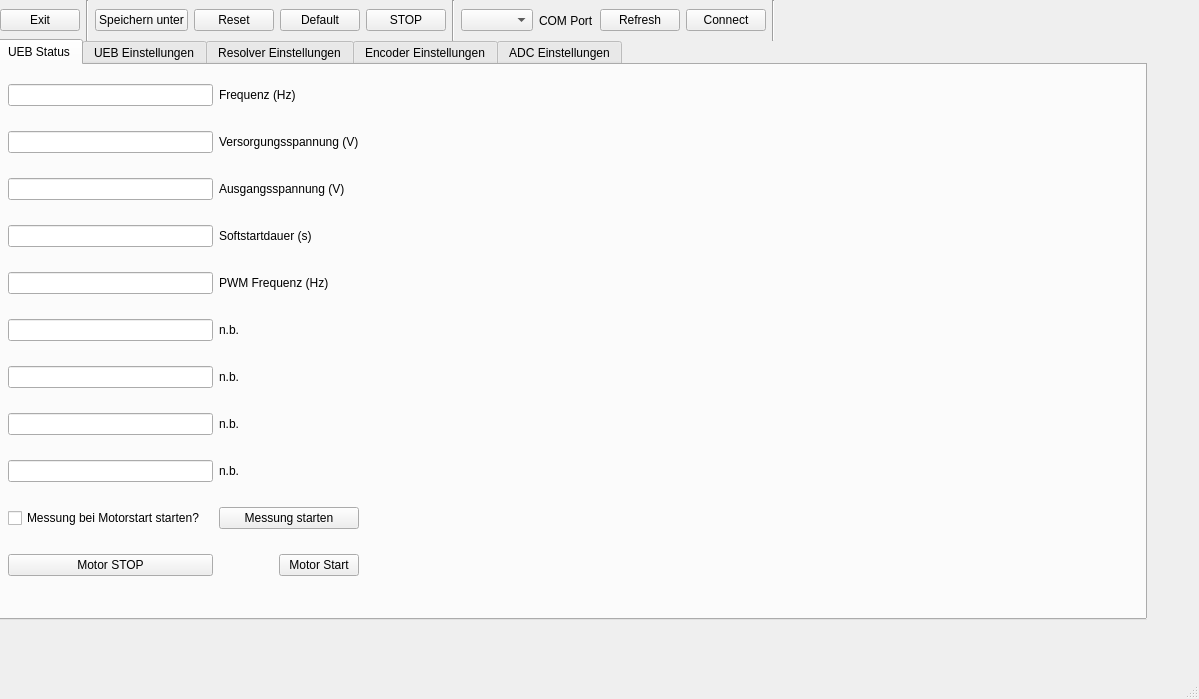
The window that ui_mainwindow.ui (D0kRay/UEB_GUI_PyQt) describes before a commit, drawn with Qt 5.
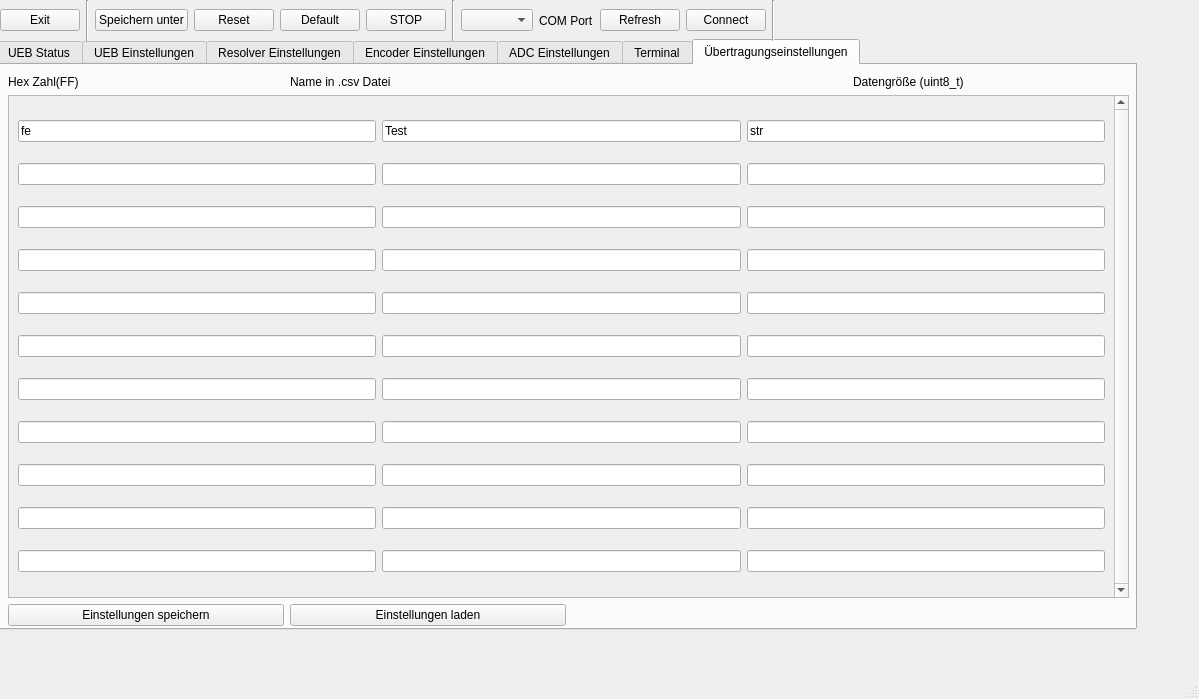
The same window after the commit. Custom widgets are drawn as their Qt base class.

The edit to the form file:
```diff
--- a/ui_mainwindow.ui
+++ b/ui_mainwindow.ui
@@ -19,12 +19,12 @@
      <rect>
       <x>-4</x>
       <y>39</y>
-      <width>1151</width>
-      <height>581</height>
+      <width>1141</width>
+      <height>591</height>
      </rect>
     </property>
     <property name="currentIndex">
-     <number>0</number>
+     <number>6</number>
     </property>
     <widget class="QWidget" name="tab">
      <attribute name="title">
@@ -1349,6 +1349,263 @@
       </layout>
      </widget>
     </widget>
+    <widget class="QWidget" name="terminal">
+     <attribute name="title">
+      <string>Terminal</string>
+     </attribute>
+     <widget class="QWidget" name="verticalLayoutWidget">
+      <property name="geometry">
+       <rect>
+        <x>0</x>
+        <y>0</y>
+        <width>1141</width>
+        <height>551</height>
+       </rect>
+      </property>
+      <layout class="QVBoxLayout" name="verticalLayout">
+       <item>
+        <widget class="QScrollArea" name="terminal_scrollArea">
+         <property name="verticalScrollBarPolicy">
+          <enum>Qt::ScrollBarAlwaysOn</enum>
+         </property>
+         <property name="horizontalScrollBarPolicy">
+          <enum>Qt::ScrollBarAsNeeded</enum>
+         </property>
+         <property name="widgetResizable">
+          <bool>true</bool>
+         </property>
+         <widget class="QWidget" name="scrollAreaWidgetContents">
+          <property name="geometry">
+           <rect>
+            <x>0</x>
+            <y>0</y>
+            <width>1120</width>
+            <height>520</height>
+           </rect>
+          </property>
+          <widget class="QLabel" name="terminal_textlabel">
+           <property name="geometry">
+            <rect>
+             <x>0</x>
+             <y>0</y>
+             <width>1131</width>
+             <height>511</height>
+            </rect>
+           </property>
+           <property name="text">
+            <string>TextLabel</string>
+           </property>
+          </widget>
+         </widget>
+        </widget>
+       </item>
+       <item>
+        <widget class="QLineEdit" name="terminal_userline"/>
+       </item>
+      </layout>
+     </widget>
+    </widget>
+    <widget class="QWidget" name="transmissionControl">
+     <attribute name="title">
+      <string>Übertragungseinstellungen</string>
+     </attribute>
+     <widget class="QWidget" name="gridLayoutWidget_9">
+      <property name="geometry">
+       <rect>
+        <x>0</x>
+        <y>10</y>
+        <width>1131</width>
+        <height>551</height>
+       </rect>
+      </property>
+      <layout class="QGridLayout" name="gridLayout_9">
+       <property name="leftMargin">
+        <number>10</number>
+       </property>
+       <item row="2" column="1">
+        <widget class="QPushButton" name="loadTransmissionparameter_pushButton">
+         <property name="text">
+          <string>Einstellungen laden</string>
+         </property>
+        </widget>
+       </item>
+       <item row="0" column="1" colspan="2">
+        <widget class="QLabel" name="label_55">
+         <property name="text">
+          <string>Name in .csv Datei</string>
+         </property>
+        </widget>
+       </item>
+       <item row="2" column="0">
+        <widget class="QPushButton" name="saveTransmissionparameter_pushButton">
+         <property name="text">
+          <string>Einstellungen speichern</string>
+         </property>
+        </widget>
+       </item>
+       <item row="2" column="2" colspan="2">
+        <spacer name="horizontalSpacer_2">
+         <property name="orientation">
+          <enum>Qt::Horizontal</enum>
+         </property>
+         <property name="sizeHint" stdset="0">
+          <size>
+           <width>40</width>
+           <height>20</height>
+          </size>
+         </property>
+        </spacer>
+       </item>
+       <item row="0" column="0">
+        <widget class="QLabel" name="label_29">
+         <property name="text">
+          <string>Hex Zahl(FF)                            </string>
+         </property>
+        </widget>
+       </item>
+       <item row="0" column="3">
+        <widget class="QLabel" name="label_56">
+         <property name="text">
+          <string>Datengröße (uint8_t)</string>
+         </property>
+        </widget>
+       </item>
+       <item row="1" column="0" colspan="4">
+        <widget class="QScrollArea" name="scrollArea">
+         <property name="verticalScrollBarPolicy">
+          <enum>Qt::ScrollBarAlwaysOn</enum>
+         </property>
+         <property name="widgetResizable">
+          <bool>true</bool>
+         </property>
+         <widget class="QWidget" name="scrollAreaWidgetContents_2">
+          <property name="geometry">
+           <rect>
+            <x>0</x>
+            <y>0</y>
+            <width>1101</width>
+            <height>495</height>
+           </rect>
+          </property>
+          <layout class="QGridLayout" name="gridLayout_10">
+           <item row="1" column="1">
+            <widget class="QLineEdit" name="csv0">
+             <property name="text">
+              <string>Test</string>
+             </property>
+            </widget>
+           </item>
+           <item row="11" column="1">
+            <widget class="QLineEdit" name="csv10"/>
+           </item>
+           <item row="9" column="0">
+            <widget class="QLineEdit" name="hex8"/>
+           </item>
+           <item row="2" column="1">
+            <widget class="QLineEdit" name="csv1"/>
+           </item>
+           <item row="4" column="1">
+            <widget class="QLineEdit" name="csv3"/>
+           </item>
+           <item row="5" column="1">
+            <widget class="QLineEdit" name="csv4"/>
+           </item>
+           <item row="7" column="1">
+            <widget class="QLineEdit" name="csv6"/>
+           </item>
+           <item row="4" column="0">
+            <widget class="QLineEdit" name="hex3"/>
+           </item>
+           <item row="8" column="0">
+            <widget class="QLineEdit" name="hex7"/>
+           </item>
+           <item row="10" column="0">
+            <widget class="QLineEdit" name="hex9"/>
+           </item>
+           <item row="3" column="0">
+            <widget class="QLineEdit" name="hex2"/>
+           </item>
+           <item row="3" column="1">
+            <widget class="QLineEdit" name="csv2"/>
+           </item>
+           <item row="9" column="1">
+            <widget class="QLineEdit" name="csv8"/>
+           </item>
+           <item row="2" column="0">
+            <widget class="QLineEdit" name="hex1"/>
+           </item>
+           <item row="10" column="1">
+            <widget class="QLineEdit" name="csv9"/>
+           </item>
+           <item row="11" column="0">
+            <widget class="QLineEdit" name="hex10"/>
+           </item>
+           <item row="6" column="1">
+            <widget class="QLineEdit" name="csv5"/>
+           </item>
+           <item row="7" column="0">
+            <widget class="QLineEdit" name="hex6"/>
+           </item>
+           <item row="6" column="0">
+            <widget class="QLineEdit" name="hex5"/>
+           </item>
+           <item row="8" column="1">
+            <widget class="QLineEdit" name="csv7"/>
+           </item>
+           <item row="5" column="0">
+            <widget class="QLineEdit" name="hex4"/>
+           </item>
+           <item row="1" column="0">
+            <widget class="QLineEdit" name="hex0">
+             <property name="text">
+              <string>fe</string>
+             </property>
+            </widget>
+           </item>
+           <item row="1" column="2">
+            <widget class="QLineEdit" name="dataformat0">
+             <property name="text">
+              <string>str</string>
+             </property>
+            </widget>
+           </item>
+           <item row="2" column="2">
+            <widget class="QLineEdit" name="dataformat1"/>
+           </item>
+           <item row="3" column="2">
+            <widget class="QLineEdit" name="dataformat2"/>
+           </item>
+           <item row="4" column="2">
+            <widget class="QLineEdit" name="dataformat3"/>
+           </item>
+           <item row="5" column="2">
+            <widget class="QLineEdit" name="dataformat4"/>
+           </item>
+           <item row="6" column="2">
+            <widget class="QLineEdit" name="dataformat5"/>
+           </item>
+           <item row="7" column="2">
+            <widget class="QLineEdit" name="dataformat6"/>
+           </item>
+           <item row="8" column="2">
+            <widget class="QLineEdit" name="dataformat7"/>
+           </item>
+           <item row="9" column="2">
+            <widget class="QLineEdit" name="dataformat8"/>
+           </item>
+           <item row="10" column="2">
+            <widget class="QLineEdit" name="dataformat9"/>
+           </item>
+           <item row="11" column="2">
+            <widget class="QLineEdit" name="dataformat10"/>
+           </item>
+          </layout>
+         </widget>
+        </widget>
+       </item>
+      </layout>
+     </widget>
+    </widget>
    </widget>
    <widget class="QWidget" name="horizontalLayoutWidget">
     <property name="geometry">
```
Left out of the diff: 2 changed lines with no effect on the pictures.
